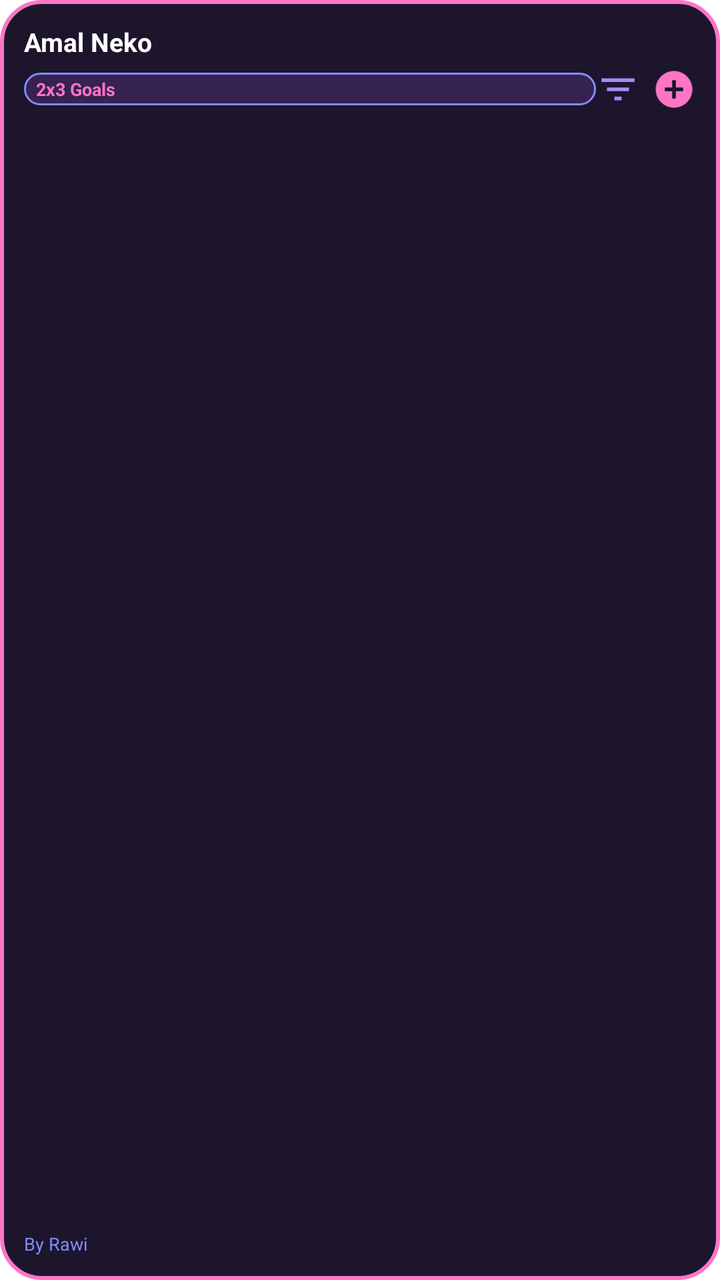
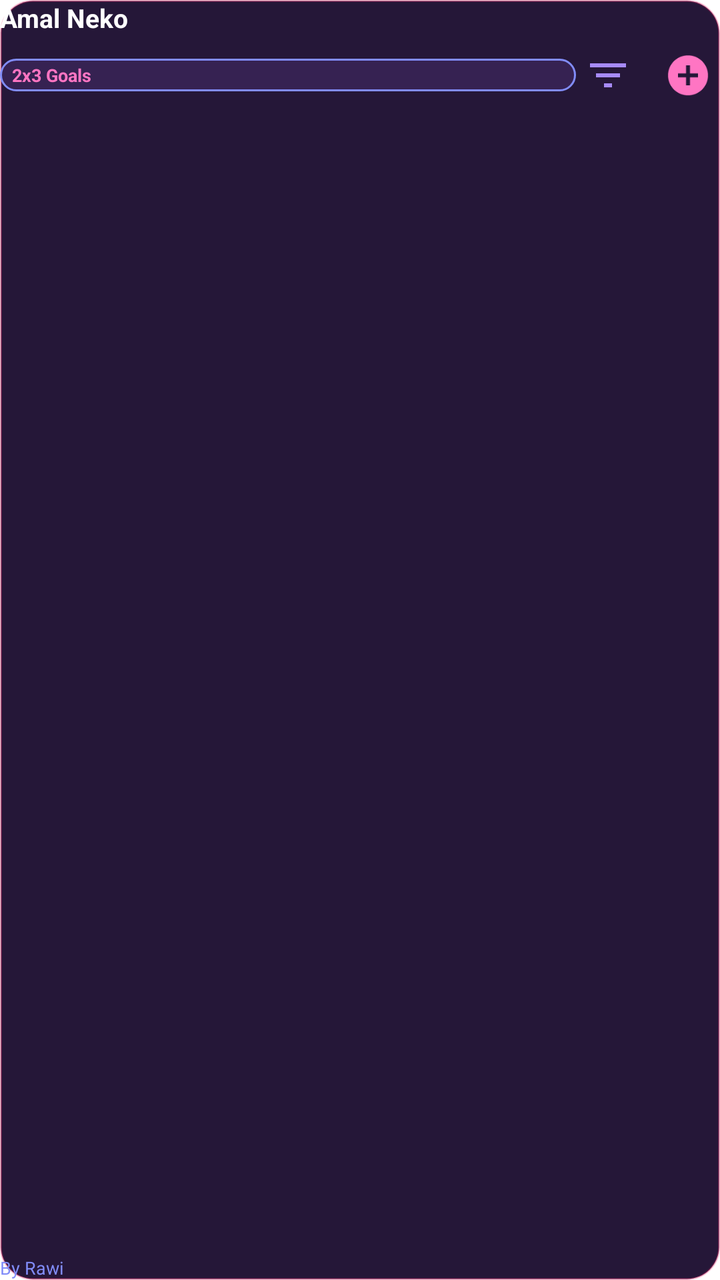

Screens rendered from an Android XML layout before and after an edit, with the pre-edit source and the edit as a unified diff.
<!-- AndroidManifest.xml: application theme AppTheme -->
<!-- res/layout/widget_2x3_layout.xml -->
<?xml version="1.0" encoding="utf-8"?>
<LinearLayout xmlns:android="http://schemas.android.com/apk/res/android"
    android:id="@+id/widget_container"
    android:layout_width="match_parent"
    android:layout_height="match_parent"
    android:background="@drawable/widget_card_bg"
    android:orientation="vertical"
    android:padding="12dp">

    
    <TextView
        android:layout_width="match_parent"
        android:layout_height="wrap_content"
        android:text="Amal Neko"
        android:textColor="#ffffff"
        android:textSize="13sp"
        android:textStyle="bold" />

    
    <LinearLayout
        android:layout_width="match_parent"
        android:layout_height="wrap_content"
        android:orientation="horizontal"
        android:gravity="center_vertical"
        android:layout_marginTop="4dp">

        <TextView
            android:layout_width="0dp"
            android:layout_height="wrap_content"
            android:layout_weight="1"
            android:background="@drawable/widget_pill_bg"
            android:paddingStart="6dp"
            android:paddingTop="2dp"
            android:paddingEnd="6dp"
            android:paddingBottom="2dp"
            android:text="2x3 Goals"
            android:textColor="#ff75c3"
            android:textSize="9sp"
            android:textStyle="bold" />

        
        <ImageView
            android:id="@+id/widget_filter_btn"
            android:layout_width="22dp"
            android:layout_height="22dp"
            android:layout_marginEnd="6dp"
            android:src="@drawable/ic_filter"
            android:contentDescription="Filter categories" />

        
        <ImageView
            android:id="@+id/widget_add_btn"
            android:layout_width="22dp"
            android:layout_height="22dp"
            android:src="@drawable/ic_add"
            android:contentDescription="Add task" />
    </LinearLayout>

    
    <ListView
        android:id="@+id/widget_task_list"
        android:layout_width="match_parent"
        android:layout_height="0dp"
        android:layout_weight="1"
        android:layout_marginTop="6dp"
        android:divider="@null"
        android:dividerHeight="0dp"
        android:scrollbars="none"
        android:fadingEdge="vertical"
        android:fadingEdgeLength="12dp" />

    
    <TextView
        android:id="@+id/widget_empty_view"
        android:layout_width="match_parent"
        android:layout_height="0dp"
        android:layout_weight="1"
        android:layout_marginTop="6dp"
        android:gravity="center"
        android:text="No active tasks.\nTap here to add one!"
        android:textColor="#9ca3af"
        android:textSize="12sp"
        android:visibility="gone" />

    
    <TextView
        android:layout_width="match_parent"
        android:layout_height="wrap_content"
        android:layout_marginTop="2dp"
        android:text="By Rawi"
        android:textColor="#818cf8"
        android:textSize="9sp" />
</LinearLayout>
<!-- resources referenced by this layout -->
<resources>
  <!-- drawable ic_add (drawable) -->
  <?xml version="1.0" encoding="utf-8"?>
  <vector xmlns:android="http://schemas.android.com/apk/res/android"
      android:width="20dp"
      android:height="20dp"
      android:viewportWidth="24"
      android:viewportHeight="24">
      <path
          android:fillColor="#ff75c3"
          android:pathData="M12,2C6.48,2 2,6.48 2,12s4.48,10 10,10 10,-4.48 10,-10S17.52,2 12,2zM17,13h-4v4h-2v-4H7v-2h4V7h2v4h4v2z"/>
  </vector>
  <!-- drawable ic_filter (drawable) -->
  <?xml version="1.0" encoding="utf-8"?>
  <vector xmlns:android="http://schemas.android.com/apk/res/android"
      android:width="20dp"
      android:height="20dp"
      android:viewportWidth="24"
      android:viewportHeight="24">
      <path
          android:fillColor="#a78bfa"
          android:pathData="M10,18h4v-2h-4v2zM3,6v2h18V6H3zM6,13h12v-2H6v2z" />
  </vector>
  <!-- drawable widget_card_bg (drawable) -->
  <?xml version="1.0" encoding="utf-8"?>
  <shape xmlns:android="http://schemas.android.com/apk/res/android"
      android:shape="rectangle">
      <solid android:color="#1c152c" />
      <corners android:radius="20dp" />
      <stroke
          android:width="2dp"
          android:color="#ff75c3" />
  </shape>
  <!-- drawable widget_pill_bg (drawable) -->
  <?xml version="1.0" encoding="utf-8"?>
  <shape xmlns:android="http://schemas.android.com/apk/res/android"
      android:shape="rectangle">
      <solid android:color="#362252" />
      <corners android:radius="12dp" />
      <stroke
          android:width="1dp"
          android:color="#818cf8" />
  </shape>
</resources>

<!-- the commit's change to res/layout/widget_2x3_layout.xml (unified diff, before → after) -->
@@ -3,9 +3,9 @@
     android:id="@+id/widget_container"
     android:layout_width="match_parent"
     android:layout_height="match_parent"
-    android:background="@drawable/widget_card_bg"
+    android:background="@drawable/bg_widget_glass"
     android:orientation="vertical"
-    android:padding="12dp">
+    android:padding="0dp">
 
     
     <TextView
@@ -41,18 +41,20 @@
         
         <ImageView
             android:id="@+id/widget_filter_btn"
-            android:layout_width="22dp"
-            android:layout_height="22dp"
-            android:layout_marginEnd="6dp"
+            android:layout_width="32dp"
+            android:layout_height="32dp"
+            android:layout_marginEnd="8dp"
             android:src="@drawable/ic_filter"
+            android:padding="4dp"
             android:contentDescription="Filter categories" />
 
         
         <ImageView
             android:id="@+id/widget_add_btn"
-            android:layout_width="22dp"
-            android:layout_height="22dp"
+            android:layout_width="32dp"
+            android:layout_height="32dp"
             android:src="@drawable/ic_add"
+            android:padding="4dp"
             android:contentDescription="Add task" />
     </LinearLayout>
 
<!-- resource entries referenced after the edit -->
@@ -1,5 +1,15 @@
 <!-- resources referenced by this layout -->
 <resources>
+  <!-- drawable bg_widget_glass (drawable) -->
+  <?xml version="1.0" encoding="utf-8"?>
+  <shape xmlns:android="http://schemas.android.com/apk/res/android"
+      android:shape="rectangle">
+      <solid android:color="#F21A0B2E" /> 
+      <corners android:radius="16dp" />
+      <stroke
+          android:width="1dp"
+          android:color="#4DE91E63" /> 
+  </shape>
   <!-- drawable ic_add (drawable) -->
   <?xml version="1.0" encoding="utf-8"?>
   <vector xmlns:android="http://schemas.android.com/apk/res/android"
@@ -22,16 +32,6 @@
           android:fillColor="#a78bfa"
           android:pathData="M10,18h4v-2h-4v2zM3,6v2h18V6H3zM6,13h12v-2H6v2z" />
   </vector>
-  <!-- drawable widget_card_bg (drawable) -->
-  <?xml version="1.0" encoding="utf-8"?>
-  <shape xmlns:android="http://schemas.android.com/apk/res/android"
-      android:shape="rectangle">
-      <solid android:color="#1c152c" />
-      <corners android:radius="20dp" />
-      <stroke
-          android:width="2dp"
-          android:color="#ff75c3" />
-  </shape>
   <!-- drawable widget_pill_bg (drawable) -->
   <?xml version="1.0" encoding="utf-8"?>
   <shape xmlns:android="http://schemas.android.com/apk/res/android"
